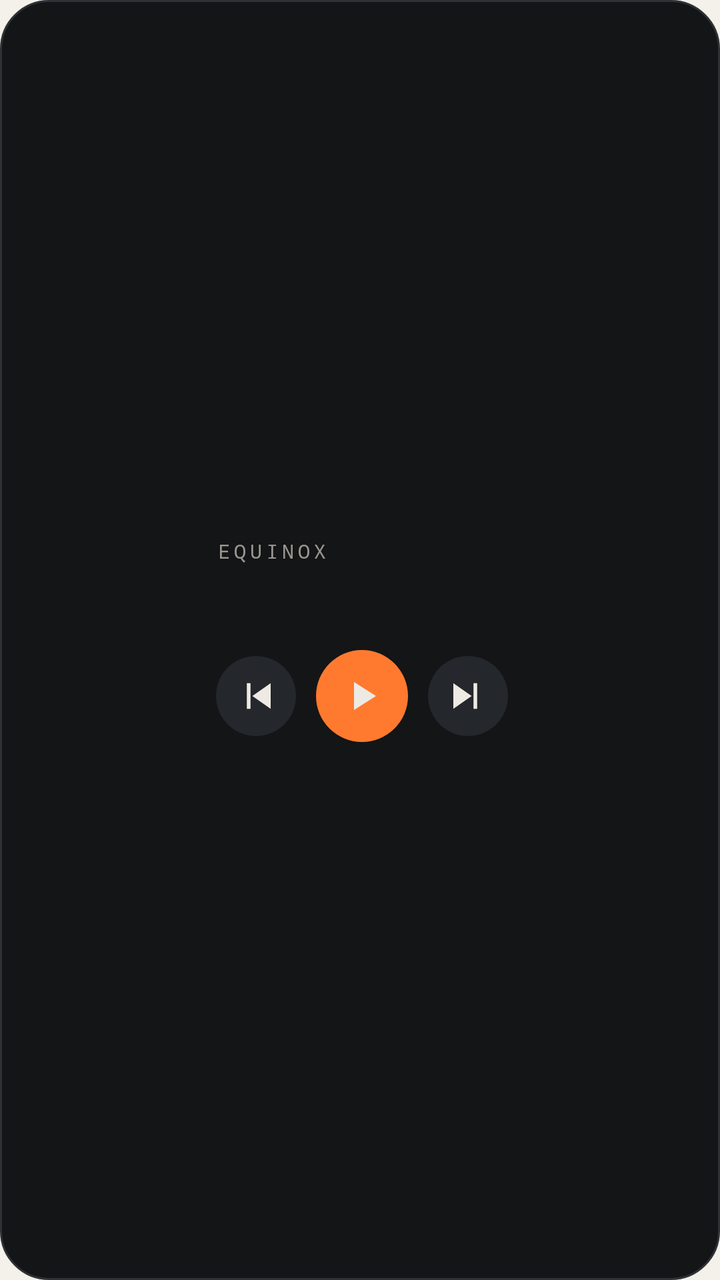
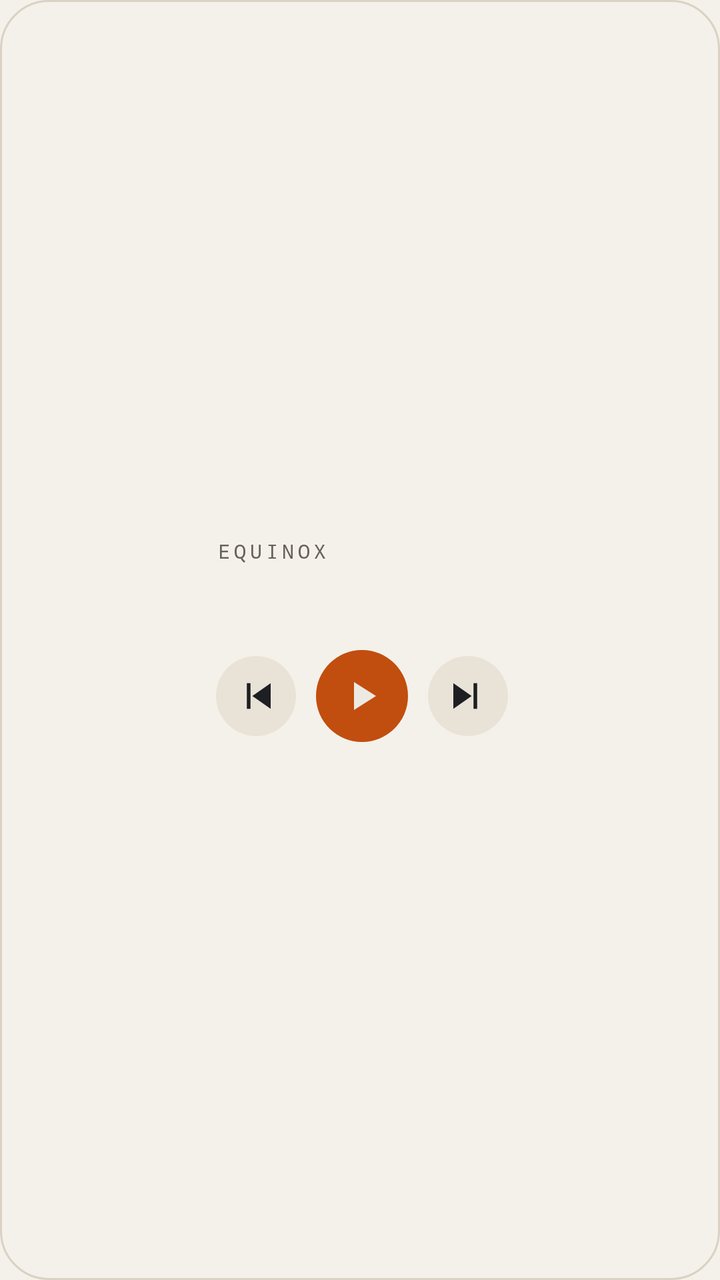

The first picture is an Android layout as it rendered before a commit; the second is the same layout after the commit. The layout source and the unified diff follow.
<!-- AndroidManifest.xml: application theme Theme.Equinox -->
<!-- res/layout/widget_player.xml -->
<?xml version="1.0" encoding="utf-8"?>
<LinearLayout xmlns:android="http://schemas.android.com/apk/res/android"
    android:id="@+id/widget_root"
    android:layout_width="match_parent"
    android:layout_height="match_parent"
    android:background="@drawable/widget_bg"
    android:gravity="center_vertical"
    android:orientation="horizontal"
    android:padding="12dp">

    <ImageView
        android:id="@+id/widget_ring"
        android:layout_width="84dp"
        android:layout_height="84dp"
        android:contentDescription="@string/widget_progress"
        android:scaleType="fitCenter" />

    <LinearLayout
        android:layout_width="0dp"
        android:layout_height="wrap_content"
        android:layout_marginStart="12dp"
        android:layout_weight="1"
        android:orientation="vertical">

        <TextView
            android:id="@+id/widget_label"
            android:layout_width="wrap_content"
            android:layout_height="wrap_content"
            android:fontFamily="monospace"
            android:letterSpacing="0.2"
            android:text="@string/widget_label"
            android:textColor="#FF9A968E"
            android:textSize="10sp" />

        <TextView
            android:id="@+id/widget_title"
            android:layout_width="match_parent"
            android:layout_height="wrap_content"
            android:ellipsize="end"
            android:maxLines="1"
            android:textColor="#FFEDEAE4"
            android:textSize="15sp"
            android:textStyle="bold" />

        <TextView
            android:id="@+id/widget_subtitle"
            android:layout_width="match_parent"
            android:layout_height="wrap_content"
            android:ellipsize="end"
            android:maxLines="1"
            android:textColor="#FF9A968E"
            android:textSize="12sp" />

        <LinearLayout
            android:layout_width="wrap_content"
            android:layout_height="wrap_content"
            android:layout_marginTop="6dp"
            android:gravity="center_vertical"
            android:orientation="horizontal">

            <ImageButton
                android:id="@+id/widget_prev"
                android:layout_width="40dp"
                android:layout_height="40dp"
                android:background="@drawable/widget_btn_bg"
                android:contentDescription="@string/widget_prev"
                android:padding="9dp"
                android:scaleType="fitCenter"
                android:src="@drawable/ic_prev" />

            <ImageButton
                android:id="@+id/widget_play"
                android:layout_width="46dp"
                android:layout_height="46dp"
                android:layout_marginStart="10dp"
                android:layout_marginEnd="10dp"
                android:background="@drawable/widget_play_bg"
                android:contentDescription="@string/widget_play"
                android:padding="11dp"
                android:scaleType="fitCenter"
                android:src="@drawable/ic_play" />

            <ImageButton
                android:id="@+id/widget_next"
                android:layout_width="40dp"
                android:layout_height="40dp"
                android:background="@drawable/widget_btn_bg"
                android:contentDescription="@string/widget_next"
                android:padding="9dp"
                android:scaleType="fitCenter"
                android:src="@drawable/ic_next" />
        </LinearLayout>
    </LinearLayout>
</LinearLayout>
<!-- resources referenced by this layout -->
<resources>
  <!-- drawable ic_next (drawable) -->
  <vector xmlns:android="http://schemas.android.com/apk/res/android"
      android:width="24dp" android:height="24dp" android:viewportWidth="24" android:viewportHeight="24">
      <path android:fillColor="#FFEDEAE4" android:pathData="M15,5h2v14h-2zM4,5v14l10,-7z" />
  </vector>
  <!-- drawable ic_play (drawable) -->
  <vector xmlns:android="http://schemas.android.com/apk/res/android"
      android:width="24dp" android:height="24dp" android:viewportWidth="24" android:viewportHeight="24">
      <path android:fillColor="#FFEDEAE4" android:pathData="M8,5v14l11,-7z" />
  </vector>
  <!-- drawable ic_prev (drawable) -->
  <vector xmlns:android="http://schemas.android.com/apk/res/android"
      android:width="24dp" android:height="24dp" android:viewportWidth="24" android:viewportHeight="24">
      <path android:fillColor="#FFEDEAE4" android:pathData="M7,5h2v14H7zM20,5v14L10,12z" />
  </vector>
  <!-- drawable widget_bg (drawable) -->
  <shape xmlns:android="http://schemas.android.com/apk/res/android" android:shape="rectangle">
      <solid android:color="#FF141517" />
      <stroke android:width="1dp" android:color="#FF2E3135" />
      <corners android:radius="24dp" />
  </shape>
  <!-- drawable widget_btn_bg (drawable) -->
  <shape xmlns:android="http://schemas.android.com/apk/res/android" android:shape="oval">
      <solid android:color="#FF24272B" />
  </shape>
  <!-- drawable widget_play_bg (drawable) -->
  <shape xmlns:android="http://schemas.android.com/apk/res/android" android:shape="oval">
      <solid android:color="#FFFF7A2F" />
  </shape>
  <string name="widget_label">EQUINOX</string>
  <string name="widget_next">Następny</string>
  <string name="widget_play">Odtwórz lub wstrzymaj</string>
  <string name="widget_prev">Poprzedni</string>
  <string name="widget_progress">Postęp odtwarzania</string>
  <style name="Theme.Equinox" parent="android:Theme.Material.NoActionBar">
          <item name="android:windowBackground">@color/bg</item>
          <item name="android:statusBarColor">@android:color/transparent</item>
          <item name="android:navigationBarColor">@android:color/transparent</item>
      </style>
  <color name="bg">#FFF4F1EA</color>
</resources>

<!-- the commit's change to res/layout/widget_player.xml (unified diff, before → after) -->
@@ -29,7 +29,7 @@
             android:fontFamily="monospace"
             android:letterSpacing="0.2"
             android:text="@string/widget_label"
-            android:textColor="#FF9A968E"
+            android:textColor="@color/widget_muted"
             android:textSize="10sp" />
 
         <TextView
@@ -38,7 +38,7 @@
             android:layout_height="wrap_content"
             android:ellipsize="end"
             android:maxLines="1"
-            android:textColor="#FFEDEAE4"
+            android:textColor="@color/widget_text"
             android:textSize="15sp"
             android:textStyle="bold" />
 
@@ -48,7 +48,7 @@
             android:layout_height="wrap_content"
             android:ellipsize="end"
             android:maxLines="1"
-            android:textColor="#FF9A968E"
+            android:textColor="@color/widget_muted"
             android:textSize="12sp" />
 
         <LinearLayout
@@ -66,7 +66,8 @@
                 android:contentDescription="@string/widget_prev"
                 android:padding="9dp"
                 android:scaleType="fitCenter"
-                android:src="@drawable/ic_prev" />
+                android:src="@drawable/ic_prev"
+                android:tint="@color/widget_icon" />
 
             <ImageButton
                 android:id="@+id/widget_play"
@@ -88,7 +89,8 @@
                 android:contentDescription="@string/widget_next"
                 android:padding="9dp"
                 android:scaleType="fitCenter"
-                android:src="@drawable/ic_next" />
+                android:src="@drawable/ic_next"
+                android:tint="@color/widget_icon" />
         </LinearLayout>
     </LinearLayout>
 </LinearLayout>
<!-- resource entries referenced after the edit -->
@@ -1,5 +1,8 @@
 <!-- resources referenced by this layout -->
 <resources>
+  <color name="widget_icon">#FF1E1F22</color>
+  <color name="widget_muted">#FF66615A</color>
+  <color name="widget_text">#FF1E1F22</color>
   <!-- drawable ic_next (drawable) -->
   <vector xmlns:android="http://schemas.android.com/apk/res/android"
       android:width="24dp" android:height="24dp" android:viewportWidth="24" android:viewportHeight="24">
@@ -17,17 +20,17 @@
   </vector>
   <!-- drawable widget_bg (drawable) -->
   <shape xmlns:android="http://schemas.android.com/apk/res/android" android:shape="rectangle">
-      <solid android:color="#FF141517" />
-      <stroke android:width="1dp" android:color="#FF2E3135" />
+      <solid android:color="@color/widget_bg" />
+      <stroke android:width="1dp" android:color="@color/widget_stroke" />
       <corners android:radius="24dp" />
   </shape>
   <!-- drawable widget_btn_bg (drawable) -->
   <shape xmlns:android="http://schemas.android.com/apk/res/android" android:shape="oval">
-      <solid android:color="#FF24272B" />
+      <solid android:color="@color/widget_btn" />
   </shape>
   <!-- drawable widget_play_bg (drawable) -->
   <shape xmlns:android="http://schemas.android.com/apk/res/android" android:shape="oval">
-      <solid android:color="#FFFF7A2F" />
+      <solid android:color="@color/widget_accent" />
   </shape>
   <string name="widget_label">EQUINOX</string>
   <string name="widget_next">Następny</string>
@@ -39,6 +42,10 @@
           <item name="android:statusBarColor">@android:color/transparent</item>
           <item name="android:navigationBarColor">@android:color/transparent</item>
       </style>
+  <color name="widget_bg">#FFF4F1EA</color>
+  <color name="widget_stroke">#FFD9D2C4</color>
+  <color name="widget_btn">#FFE9E3D7</color>
+  <color name="widget_accent">#FFC14E0E</color>
   <color name="bg">#FFF4F1EA</color>
 </resources>
 
